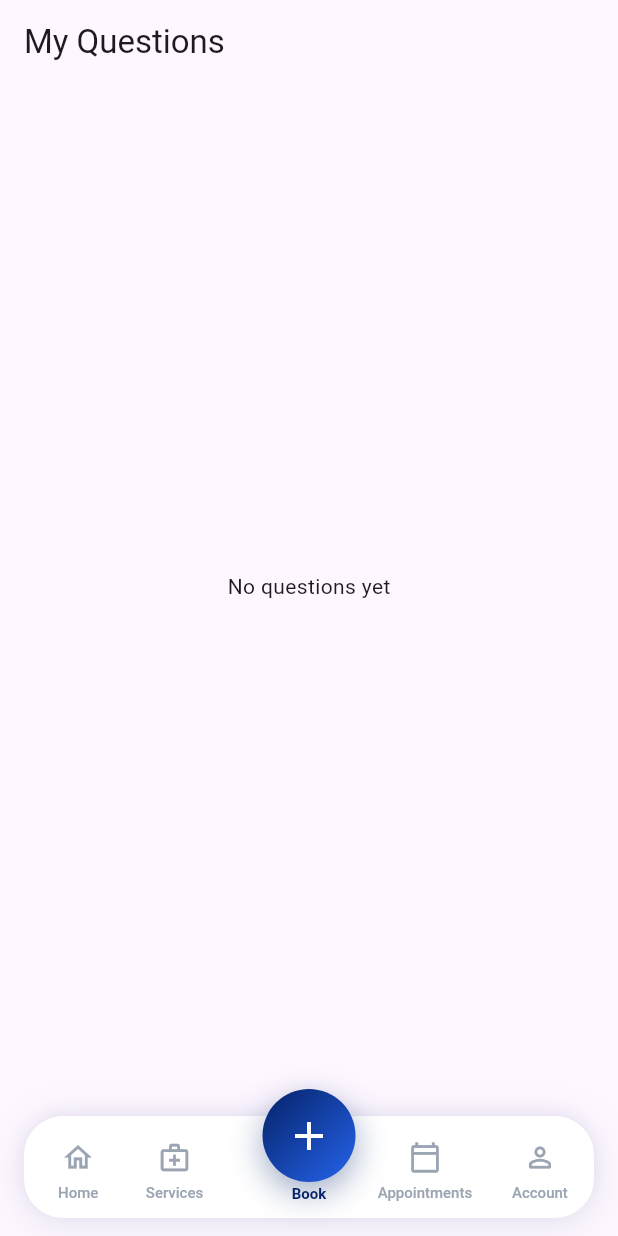
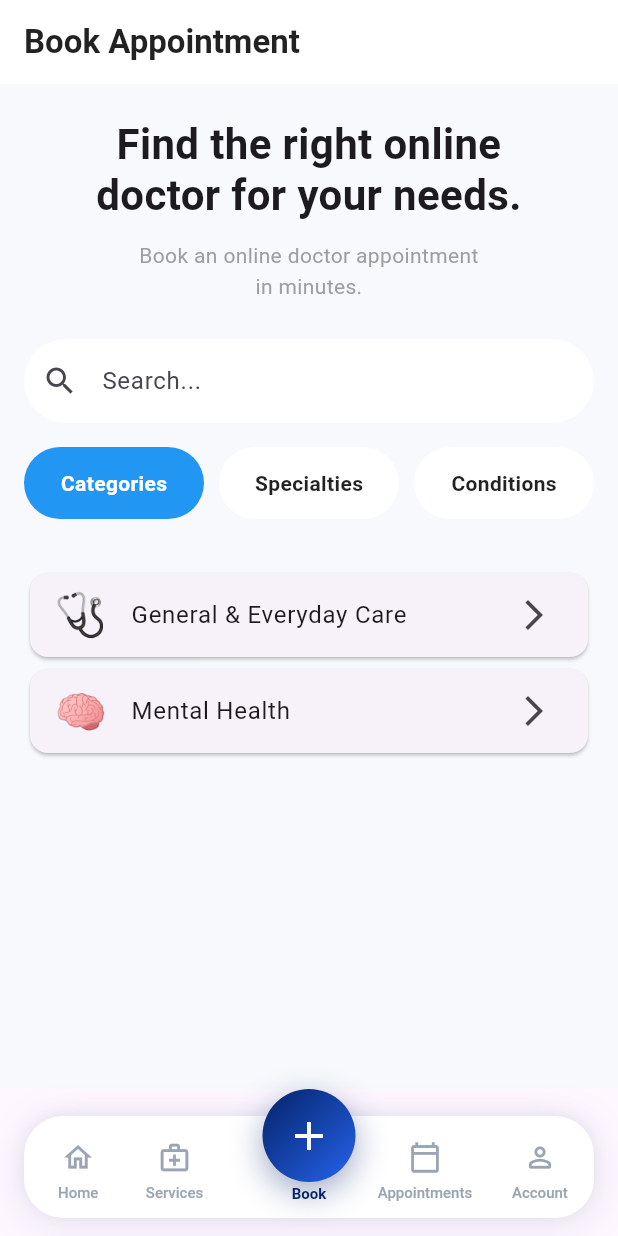
Before and after one commit to Humancare11/connect-mobile, a Flutter app: the MainScreen screen opened directly, item 3 of the bottom bar chosen, on a phone screen of 412 x 824 dp. Run offline on Flutter 3.47's test engine with Material 3 defaults, Android fonts, the phone set to English and light mode, and no system bars; our stand-ins replace flutter_dotenv, google_sign_in, shared_preferences; accounts and stored records are empty.

Commit message:
book appointment page

```diff
--- /dev/null
+++ b/lib/screens/book_appointment_form_screen.dart
@@ -0,0 +1,17 @@
+import 'package:flutter/material.dart';
+
+class BookAppointmentFormScreen extends StatelessWidget {
+  const BookAppointmentFormScreen({super.key});
+
+  @override
+  Widget build(BuildContext context) {
+    return Scaffold(
+      appBar: AppBar(
+        title: const Text("Appointment Form"),
+      ),
+      body: const Center(
+        child: Text("Appointment Form"),
+      ),
+    );
+  }
+}
--- /dev/null
+++ b/lib/screens/book_appointment_screen.dart
@@ -0,0 +1,497 @@
+import 'package:flutter/material.dart';
+import 'book_appointment_form_screen.dart';
+class BookAppointmentScreen extends StatefulWidget {
+  const BookAppointmentScreen({super.key});
+
+  @override
+  State<BookAppointmentScreen> createState() =>
+      _BookAppointmentScreenState();
+}
+
+class _BookAppointmentScreenState
+    extends State<BookAppointmentScreen> {
+  int selectedTab = 0;
+String? selectedCategory;
+String? selectedSpecialty;
+  final TextEditingController searchController =
+      TextEditingController();
+final List<Map<String, dynamic>> categories = [
+  {
+    "title": "General & Everyday Care",
+    "icon": "🩺",
+    "specialties": [
+      {
+        "title": "General Physician",
+        "icon": "👨‍⚕️",
+        "conditions": [
+          "Fever",
+          "Cold & Flu",
+          "Headache",
+        ]
+      },
+      {
+        "title": "Internal Medicine",
+        "icon": "🏥",
+        "conditions": [
+          "Diabetes",
+          "Blood Pressure",
+        ]
+      }
+    ]
+  },
+  {
+    "title": "Mental Health",
+    "icon": "🧠",
+    "specialties": [
+      {
+        "title": "Psychiatrist",
+        "icon": "🧠",
+        "conditions": [
+          "Depression",
+          "Anxiety",
+          "Stress",
+        ]
+      }
+    ]
+  }
+];
+  @override
+  Widget build(BuildContext context) {
+    return Scaffold(
+      backgroundColor: const Color(0xffF7F9FC),
+      appBar: AppBar(
+        elevation: 0,
+        backgroundColor: Colors.white,
+        title: const Text(
+          "Book Appointment",
+          style: TextStyle(
+            color: Colors.black87,
+            fontWeight: FontWeight.bold,
+          ),
+        ),
+        centerTitle: false,
+      ),
+
+      body: SafeArea(
+        child: Column(
+          children: [
+
+            /// Hero Section
+            _buildHeroSection(),
+
+            /// Search
+            _buildSearchBar(),
+
+            /// Tabs
+            _buildTabs(),
+
+            /// Content
+            Expanded(
+              child: Builder(
+                builder: (context) {
+                  switch (selectedTab) {
+                    case 0:
+                      return _buildCategories();
+
+                    case 1:
+                      return _buildSpecialties();
+
+                    case 2:
+                      return _buildConditions();
+
+                    default:
+                      return const SizedBox();
+                  }
+                },
+              ),
+            ),
+          ],
+        ),
+      ),
+    );
+  }
+
+  //==========================
+  // Hero
+  //==========================
+
+  Widget _buildHeroSection() {
+    return Container(
+      width: double.infinity,
+      padding: const EdgeInsets.fromLTRB(20, 24, 20, 24),
+      child: const Column(
+        children: [
+          Text(
+            "Find the right online\ndoctor for your needs.",
+            textAlign: TextAlign.center,
+            style: TextStyle(
+              fontSize: 28,
+              height: 1.2,
+              fontWeight: FontWeight.bold,
+            ),
+          ),
+          SizedBox(height: 12),
+          Text(
+            "Book an online doctor appointment\nin minutes.",
+            textAlign: TextAlign.center,
+            style: TextStyle(
+              color: Colors.grey,
+              height: 1.5,
+            ),
+          ),
+        ],
+      ),
+    );
+  }
+
+  //==========================
+  // Search
+  //==========================
+
+  Widget _buildSearchBar() {
+    return Padding(
+      padding: const EdgeInsets.symmetric(horizontal: 16),
+      child: TextField(
+        controller: searchController,
+    onChanged: (_) {
+      setState(() {});
+    },
+        decoration: InputDecoration(
+          hintText: "Search...",
+          prefixIcon: const Icon(Icons.search),
+          filled: true,
+          fillColor: Colors.white,
+          border: OutlineInputBorder(
+            borderRadius: BorderRadius.circular(30),
+            borderSide: BorderSide.none,
+          ),
+        ),
+      ),
+    );
+  }
+
+  //==========================
+  // Tabs
+  //==========================
+
+Widget _buildTabs() {
+  return Padding(
+    padding: const EdgeInsets.all(16),
+    child: Row(
+      children: [
+        Expanded(
+          child: _tabButton(
+            "Categories",
+            0,
+          ),
+        ),
+        const SizedBox(width: 10),
+        Expanded(
+          child: _tabButton(
+            "Specialties",
+            1,
+          ),
+        ),
+        const SizedBox(width: 10),
+        Expanded(
+          child: _tabButton(
+            "Conditions",
+            2,
+          ),
+        ),
+      ],
+    ),
+  );
+}
+
+  Widget _tabButton(
+    String title,
+    int index,
+  ) {
+    final selected = selectedTab == index;
+
+    return GestureDetector(
+  onTap: () {
+    setState(() {
+      selectedTab = index;
+
+      if (index == 0) {
+  selectedCategory = null;
+  selectedSpecialty = null;
+}
+
+if (index == 1) {
+  selectedCategory = null;
+  selectedSpecialty = null;
+}
+
+if (index == 2) {
+  selectedSpecialty = null;
+}
+    });
+  },
+  child: AnimatedContainer(
+    duration: const Duration(milliseconds: 250),
+    padding: const EdgeInsets.symmetric(vertical: 14),
+    decoration: BoxDecoration(
+      color: selected ? Colors.blue : Colors.white,
+      borderRadius: BorderRadius.circular(30),
+    ),
+    child: Center(
+      child: Text(
+        title,
+        style: TextStyle(
+          color: selected ? Colors.white : Colors.black87,
+          fontWeight: FontWeight.w600,
+        ),
+      ),
+    ),
+  ),
+);
+
+  }
+
+  Widget _buildEmptyState(String message) {
+  return Center(
+    child: Column(
+      mainAxisAlignment: MainAxisAlignment.center,
+      children: [
+        const Icon(
+          Icons.search_off,
+          size: 60,
+          color: Colors.grey,
+        ),
+        const SizedBox(height: 12),
+        Text(
+          message,
+          style: const TextStyle(
+            fontSize: 18,
+            fontWeight: FontWeight.w600,
+          ),
+        ),
+        const SizedBox(height: 6),
+        const Text(
+          "Try a different search keyword.",
+          style: TextStyle(color: Colors.grey),
+        ),
+      ],
+    ),
+  );
+}
+
+  //==========================
+  // Categories
+  //==========================
+
+Widget _buildCategories() {
+  // STEP 1 - Show Categories
+  if (selectedCategory == null) {
+    if (filteredCategories.isEmpty) {
+      return _buildEmptyState("No categories found");
+    }
+
+    return ListView.builder(
+      padding: const EdgeInsets.all(16),
+      itemCount: filteredCategories.length,
+      itemBuilder: (context, index) {
+        final item = filteredCategories[index];
+
+        return Card(
+          child: ListTile(
+            leading: Text(item["icon"]!,
+                style: const TextStyle(fontSize: 28)),
+            title: Text(item["title"]!),
+            trailing: const Icon(Icons.arrow_forward_ios),
+onTap: () {
+  setState(() {
+    selectedCategory = item["title"] as String;
+    selectedTab = 1;
+  });
+},
+          ),
+        );
+      },
+    );
+  }
+
+  // STEP 2 - Show Specialties of selected category
+final category = categories.firstWhere(
+  (e) => e["title"] == selectedCategory,
+);
+
+final List specialties =
+    category["specialties"] as List;
+
+return ListView.builder(
+  padding: const EdgeInsets.all(16),
+  itemCount: specialties.length,
+  itemBuilder: (context, index) {
+    final item =
+        specialties[index] as Map<String, dynamic>;
+
+    return Card(
+      child: ListTile(
+        leading: Text(
+          item["icon"],
+          style: const TextStyle(fontSize: 28),
+        ),
+        title: Text(item["title"]),
+        trailing: const Icon(Icons.arrow_forward_ios),
+        onTap: () {
+          setState(() {
+            selectedSpecialty = item["title"];
+            selectedTab = 2;
+          });
+        },
+      ),
+    );
+  },
+);
+
+}
+  //==========================
+  // Specialties
+  //==========================
+Widget _buildSpecialties() {
+  List<Map<String, dynamic>> specialties = [];
+
+  if (selectedCategory == null) {
+    // Show ALL specialties
+    for (var category in categories) {
+      specialties.addAll(
+        (category["specialties"] as List)
+            .cast<Map<String, dynamic>>(),
+      );
+    }
+  } else {
+    // Show selected category specialties
+    final category = categories.firstWhere(
+      (e) => e["title"] == selectedCategory,
+    );
+
+    specialties = (category["specialties"] as List)
+        .cast<Map<String, dynamic>>();
+  }
+
+  // Search
+  specialties = specialties.where((item) {
+    return (item["title"] as String)
+        .toLowerCase()
+        .contains(searchController.text.toLowerCase());
+  }).toList();
+
+  if (specialties.isEmpty) {
+    return _buildEmptyState("No specialties found");
+  }
+
+  return ListView.builder(
+    padding: const EdgeInsets.all(16),
+    itemCount: specialties.length,
+    itemBuilder: (context, index) {
+      final item = specialties[index];
+
+      return Card(
+        child: ListTile(
+          leading: Text(
+            item["icon"],
+            style: const TextStyle(fontSize: 28),
+          ),
+          title: Text(item["title"]),
+          trailing: const Icon(Icons.arrow_forward_ios),
+          onTap: () {
+            setState(() {
+              selectedSpecialty = item["title"];
+              selectedTab = 2;
+            });
+          },
+        ),
+      );
+    },
+  );
+}
+  //==========================
+  // Conditions
+  //==========================
+
+Widget _buildConditions() {
+  List<String> conditions = [];
+
+  if (selectedSpecialty == null) {
+    // Show ALL conditions
+    for (var category in categories) {
+      final specialties =
+          category["specialties"] as List;
+
+      for (var specialty in specialties) {
+        conditions.addAll(
+          (specialty["conditions"] as List)
+              .cast<String>(),
+        );
+      }
+    }
+  } else {
+    // Show selected specialty conditions
+    for (var category in categories) {
+      final specialties =
+          category["specialties"] as List;
+
+      for (var specialty in specialties) {
+        if (specialty["title"] ==
+            selectedSpecialty) {
+          conditions = (specialty["conditions"]
+                  as List)
+              .cast<String>();
+        }
+      }
+    }
+  }
+
+  // Search
+  conditions = conditions.where((condition) {
+    return condition
+        .toLowerCase()
+        .contains(searchController.text.toLowerCase());
+  }).toList();
+
+  if (conditions.isEmpty) {
+    return _buildEmptyState("No conditions found");
+  }
+
+  return ListView.builder(
+    padding: const EdgeInsets.all(16),
+    itemCount: conditions.length,
+    itemBuilder: (context, index) {
+      final condition = conditions[index];
+
+      return Card(
+        child: ListTile(
+          title: Text(condition),
+          trailing: const Icon(Icons.arrow_forward_ios),
+          onTap: () {
+            Navigator.push(
+              context,
+              MaterialPageRoute(
+                builder: (_) =>
+                    const BookAppointmentFormScreen(),
+              ),
+            );
+          },
+        ),
+      );
+    },
+  );
+}
+List<Map<String, dynamic>> get filteredCategories {
+  return categories.where((item) {
+    return (item["title"] as String)
+        .toLowerCase()
+        .contains(searchController.text.toLowerCase());
+  }).toList();
+}
+
+@override
+void dispose() {
+  searchController.dispose();
+  super.dispose();
+}
+}
--- a/lib/screens/main_screen.dart
+++ b/lib/screens/main_screen.dart
@@ -2,7 +2,7 @@ import 'package:flutter/material.dart';
 
 import 'home_page.dart';
 import 'appointments_screen.dart';
-import 'questions_screen.dart';
+import 'book_appointment_screen.dart';
 import 'profile_settings_screen.dart';
 import '../widgets/footer/app_footer.dart';
 
@@ -19,7 +19,7 @@ class _MainScreenState extends State<MainScreen> {
   final List<Widget> pages = const [
     HomeScreen(),             // 0
     AppointmentsScreen(),     // 1
-    QuestionsScreen(),        // 2 (Book Button)
+    BookAppointmentScreen(),        // 2 (Book Button)
     ProfileSettingsScreen(),  // 3
   ];
 
--- a/lib/screens/questions_screen.dart
+++ /dev/null
@@ -1,52 +0,0 @@
-import 'package:flutter/material.dart';
-import '../services/api_client.dart';
-
-class QuestionsScreen extends StatefulWidget {
-  const QuestionsScreen({super.key});
-
-  @override
-  State<QuestionsScreen> createState() => _QuestionsScreenState();
-}
-
-class _QuestionsScreenState extends State<QuestionsScreen> {
-  final ApiClient _api = ApiClient();
-  List<dynamic> _questions = [];
-  bool _loading = true;
-
-  @override
-  void initState() {
-    super.initState();
-    _fetch();
-  }
-
-  Future<void> _fetch() async {
-    setState(() => _loading = true);
-    final res = await _api.get('/qna/user-questions');
-    if (res.success && res.data != null) {
-      // API may return list directly or { data: [...] }
-      setState(() => _questions = res.raw is List ? res.raw : (res.data!['data'] ?? []));
-    }
-    setState(() => _loading = false);
-  }
-
-  @override
-  Widget build(BuildContext context) {
-    return Scaffold(
-      appBar: AppBar(title: const Text('My Questions')),
-      body: _loading
-          ? const Center(child: CircularProgressIndicator())
-          : _questions.isEmpty
-              ? const Center(child: Text('No questions yet'))
-              : ListView.builder(
-                  itemCount: _questions.length,
-                  itemBuilder: (_, i) {
-                    final q = _questions[i];
-                    return ListTile(
-                      title: Text(q['question'] ?? q['title'] ?? 'Question'),
-                      subtitle: Text(q['answer'] ?? 'Pending'),
-                    );
-                  },
-                ),
-    );
-  }
-}
```
Also changed, not shown: lib/models/category_model.dart (added), lib/models/condition_model.dart (added), lib/models/specialty_model.dart (added), lib/screens/book_appointment_confirmation_screen.dart (added), lib/services/book_appointments_service.dart (added), lib/widgets/book_appointments/breadcrumb_widget.dart (added), lib/widgets/book_appointments/category_card.dart (added), lib/widgets/book_appointments/condition_card.dart (added), lib/widgets/book_appointments/empty_state_widget.dart (added), lib/widgets/book_appointments/search_bar_widget.dart (added), lib/widgets/book_appointments/specialty_card.dart (added), lib/widgets/book_appointments/top_tabs_widget.dart (added).
